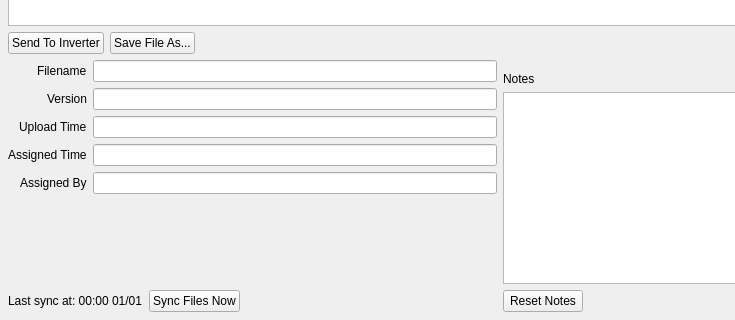
Before: the Qt Designer form epyqlib/tabs/files/filesview.ui in epcpower/stlib, drawn with Qt 5; both pictures show x 0 to 735 and y 280 to 600 of the 1000 by 600 pixel window.
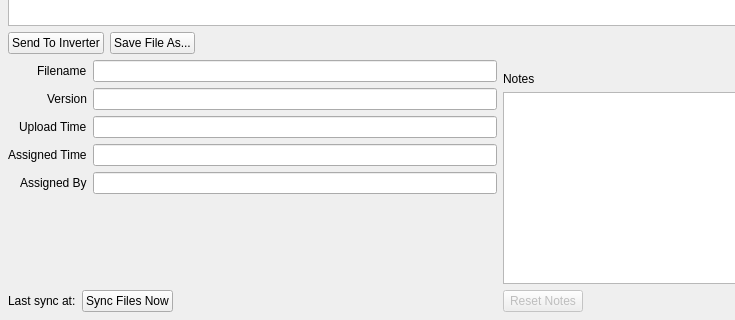
After: the same form once the commit is applied.

Commit message: Handle updating the UI when user logs in or out; remove associated_at col from files grid.

What changed in the file:
```diff
--- a/epyqlib/tabs/files/filesview.ui
+++ b/epyqlib/tabs/files/filesview.ui
@@ -355,7 +355,7 @@
            <item>
             <widget class="QLabel" name="last_sync">
              <property name="text">
-              <string>Last sync at: 00:00 01/01</string>
+              <string>Last sync at:</string>
              </property>
             </widget>
            </item>
@@ -431,6 +431,9 @@
           <layout class="QHBoxLayout" name="horizontalLayout_3">
            <item>
             <widget class="QPushButton" name="reset_notes">
+             <property name="enabled">
+              <bool>false</bool>
+             </property>
              <property name="text">
               <string>Reset Notes</string>
              </property>
```
The commit also changes 3 other files.
